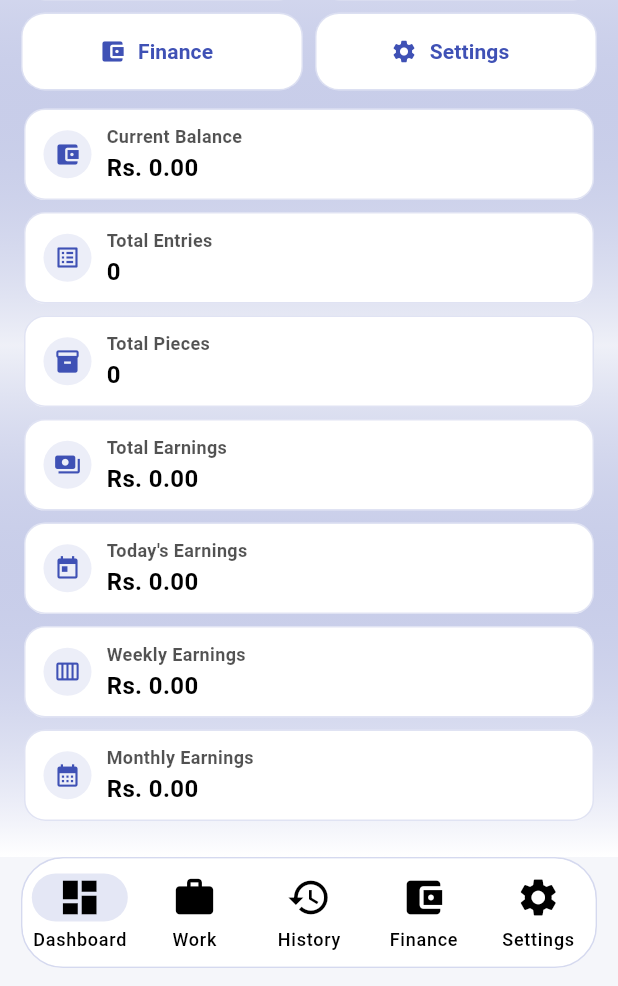
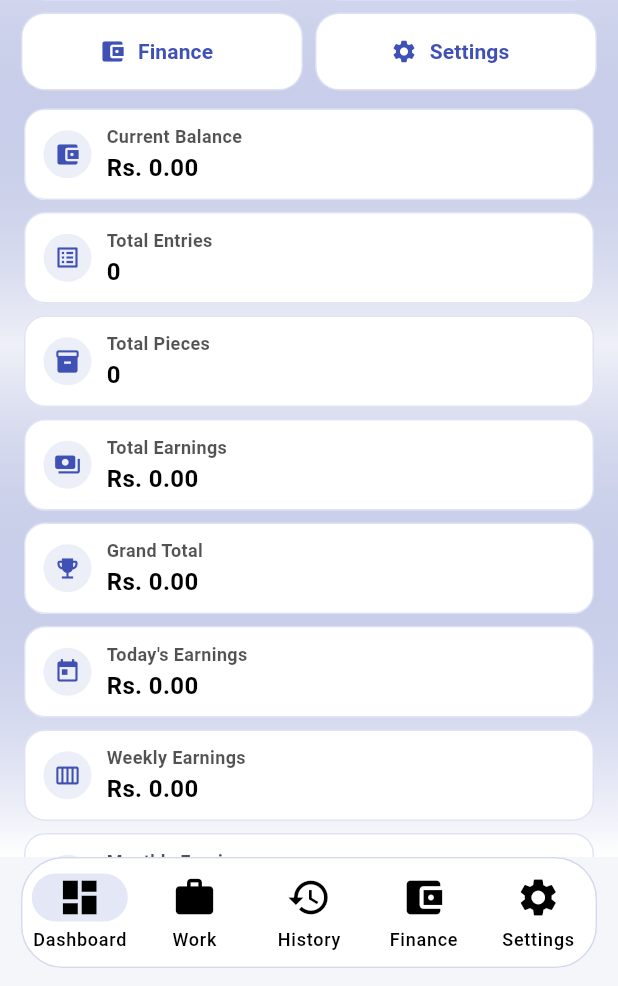
Before and after one commit to rasheed113/apk_diary, a Flutter app: the screen it shows after launch, scrolled down 255 dp, on a phone screen of 412 x 824 dp, the part 250-1236 px from its top. Run offline on Flutter 3.47's test engine with Material 3 defaults, Android fonts, the phone set to English and light mode, and no system bars; drawn by our look-alikes of marquee; our stand-ins replace image_picker, sqflite, sqflite_common_ffi; accounts and stored records are empty.

Commit message:
Extend APK Diary dashboard with grand total

```diff
--- a/lib/dashboard_page.dart
+++ b/lib/dashboard_page.dart
@@ -335,6 +335,15 @@ class _DashboardPageState extends State<DashboardPage> {
               ),
               buildCard(title: 'Total Pieces', value: totalPieces.toString(), icon: Icons.inventory_2),
               buildCard(title: 'Total Earnings', value: 'Rs. ${totalEarning.toStringAsFixed(2)}', icon: Icons.payments),
+              buildCard(
+                title: 'Grand Total',
+                value: 'Rs. ${totalEarning.toStringAsFixed(2)}',
+                icon: Icons.emoji_events,
+                onTap: () => Navigator.push(
+                  context,
+                  MaterialPageRoute(builder: (_) => const HistoryPage()),
+                ),
+              ),
               buildCard(title: "Today's Earnings", value: 'Rs. ${todayEarning.toStringAsFixed(2)}', icon: Icons.today),
               buildCard(
                 title: 'Weekly Earnings',
```
